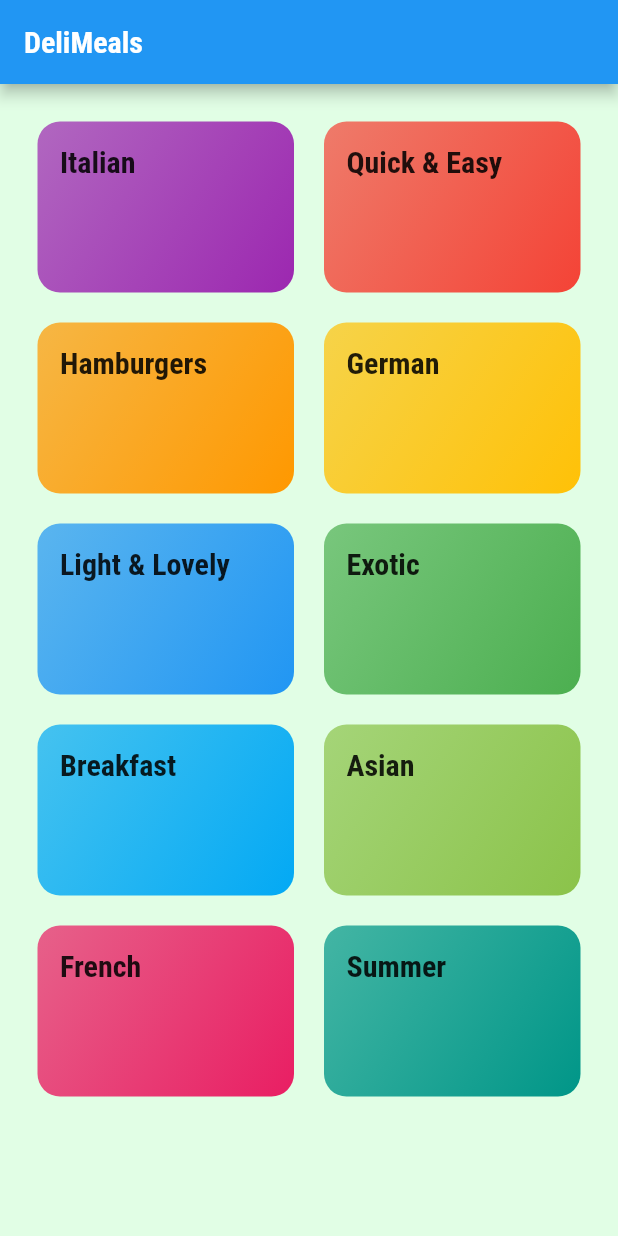
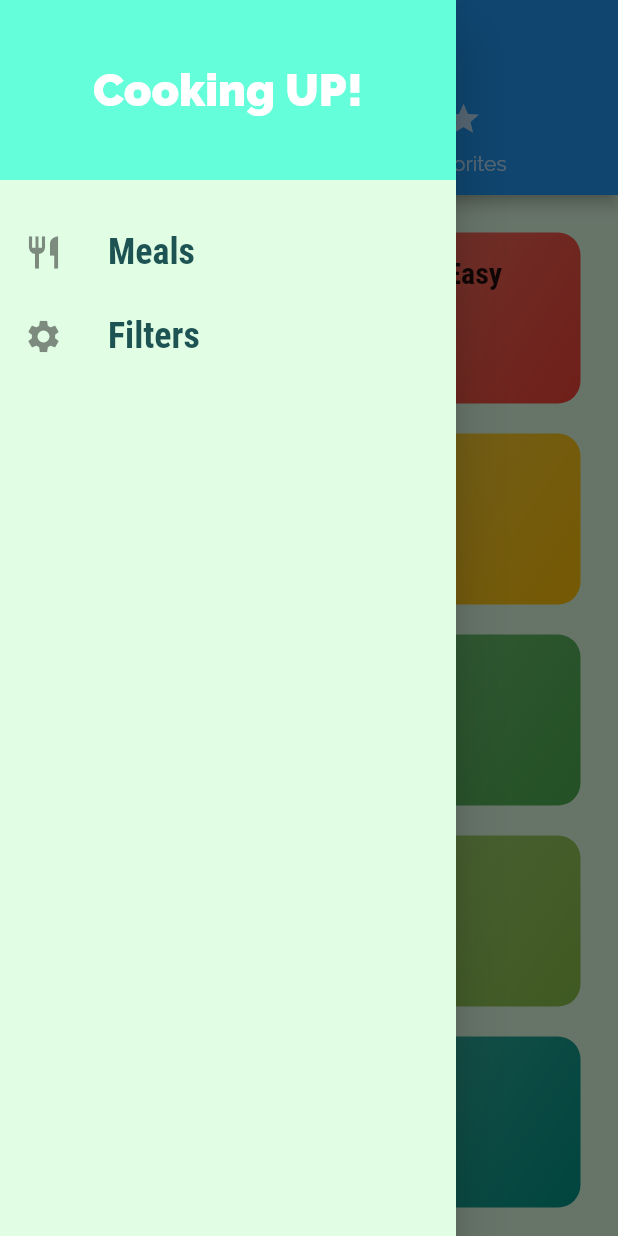
Before and after one commit to dumbun/Meals_app, a Flutter app: the screen it shows after launch, with the side drawer open (before the commit the screen has no drawer), on a phone screen of 412 x 824 dp. Run offline on Flutter 3.47's test engine with Material 2 defaults, Android fonts, the phone set to English and light mode, and no system bars; our stand-ins replace blur.

Commit message:
Day-3: add the defalt tab controler and it functonality and also added a drawer

```diff
--- a/lib/constants.dart
+++ b/lib/constants.dart
@@ -1 +1,3 @@
-const CategoryMealsScreen = "/categories-meals";
+const categoryMealsScreen = "/categories-meals";
+const mealDetailScreen = "/meal-Detail-screen";
+const fileterScreen = '/filter-screen';
--- a/lib/main.dart
+++ b/lib/main.dart
@@ -1,7 +1,10 @@
 import 'package:flutter/material.dart';
-import 'package:flutter_complete_guide/screens/categories_screen.dart';
-import 'package:flutter_complete_guide/screens/category_meals_screen.dart';
+import 'package:flutter_complete_guide/screens/filter_screen.dart';
+import './screens/categories_screen.dart';
+import './screens/category_meals_screen.dart';
+import './screens/meal_detail_screen.dart';
 import 'constants.dart';
+import 'screens/tabs_screen.dart';
 
 void main() => runApp(MyApp());
 
@@ -10,7 +13,14 @@ class MyApp extends StatelessWidget {
   Widget build(BuildContext context) {
     return MaterialApp(
       routes: {
-        CategoryMealsScreen: (context) => CategoriesMealsScreen(),
+        categoryMealsScreen: (context) => CategoriesMealsScreen(),
+        mealDetailScreen: (context) => MealDetailScreen(),
+        fileterScreen: (context) => FilterScreen(),
+      },
+      onUnknownRoute: (settings) {
+        return MaterialPageRoute(
+          builder: ((context) => CategoriesScreen()),
+        );
       },
       debugShowCheckedModeBanner: false,
       title: 'DeliMeals',
@@ -22,20 +32,21 @@ class MyApp extends StatelessWidget {
         fontFamily: 'Raleway',
         textTheme: ThemeData.light().textTheme.copyWith(
               titleLarge: TextStyle(
-                  fontSize: 20,
-                  fontFamily: 'RobotoCondensed',
-                  fontWeight: FontWeight.bold),
+                fontSize: 20,
+                fontFamily: 'RobotoCondensed',
+                fontWeight: FontWeight.bold,
+              ),
               titleMedium:
                   TextStyle(fontSize: 24, fontFamily: 'RobotoCondensed'),
               bodyMedium: TextStyle(
                 color: Color.fromRGBO(20, 51, 51, 1),
               ),
               bodyLarge: TextStyle(
-                color: Color.fromRGBO(20, 51, 51, 1),
+                color: Color.fromRGBO(29, 83, 83, 1),
               ),
             ),
       ),
-      home: CategoriesScreen(),
+      home: TabsScreen(),
     );
   }
 }
--- a/lib/screens/categories_screen.dart
+++ b/lib/screens/categories_screen.dart
@@ -7,11 +7,8 @@ class CategoriesScreen extends StatelessWidget {
 
   @override
   Widget build(BuildContext context) {
-    return Scaffold(
-      appBar: AppBar(
-        title: const Text('DeliMeals'),
-      ),
-      body: GridView(
+    return SafeArea(
+      child: GridView(
         padding: const EdgeInsets.all(25.0),
         children: DUMMY_CATEGORIES
             .map((catData) => CategoryItem(
--- a/lib/screens/category_meals_screen.dart
+++ b/lib/screens/category_meals_screen.dart
@@ -22,9 +22,11 @@ class CategoriesMealsScreen extends StatelessWidget {
         appBar: AppBar(
           title: Text(categoryTitle),
         ),
-        body: ListView.builder(
+        body: SafeArea(
+          child: ListView.builder(
             itemBuilder: (context, index) {
               return MealItem(
+                id: CategoryMeals[index].id,
                 title: CategoryMeals[index].title,
                 imageUrl: CategoryMeals[index].imageUrl,
                 duration: CategoryMeals[index].duration,
@@ -33,6 +35,7 @@ class CategoriesMealsScreen extends StatelessWidget {
               );
             },
             itemCount: CategoryMeals.length,
+          ),
         ));
   }
 }
--- /dev/null
+++ b/lib/screens/tabs_screen.dart
@@ -0,0 +1,44 @@
+import 'package:flutter/material.dart';
+import 'package:flutter_complete_guide/screens/categories_screen.dart';
+import 'package:flutter_complete_guide/screens/favourite_screen.dart';
+
+import '../widgets/main_drawer.dart';
+
+class TabsScreen extends StatefulWidget {
+  const TabsScreen({Key key}) : super(key: key);
+
+  @override
+  State<TabsScreen> createState() => _TabsScreenState();
+}
+
+class _TabsScreenState extends State<TabsScreen> {
+  @override
+  Widget build(BuildContext context) {
+    return DefaultTabController(
+      length: 2,
+      child: Scaffold(
+        appBar: AppBar(
+          title: Text("Meals"),
+          bottom: TabBar(
+            enableFeedback: true,
+            tabs: [
+              Tab(
+                icon: Icon(Icons.category),
+                text: 'Category',
+              ),
+              Tab(
+                icon: Icon(Icons.star),
+                text: 'Favorites',
+              ),
+            ],
+          ),
+        ),
+        body: TabBarView(children: [
+          CategoriesScreen(),
+          FavouriteScreen(),
+        ]),
+        drawer: MainDrawer(),
+      ),
+    );
+  }
+}
--- a/lib/widgets/category_items.dart
+++ b/lib/widgets/category_items.dart
@@ -10,7 +10,7 @@ class CategoryItem extends StatelessWidget {
 
   void selectCategory(BuildContext ctx) {
     Navigator.of(ctx)
-        .pushNamed(CategoryMealsScreen, arguments: {'id': id, 'title': title});
+        .pushNamed(categoryMealsScreen, arguments: {'id': id, 'title': title});
   }
 
   @override
--- /dev/null
+++ b/lib/widgets/main_drawer.dart
@@ -0,0 +1,60 @@
+import 'package:flutter/material.dart';
+
+import '../constants.dart';
+
+class MainDrawer extends StatelessWidget {
+  Widget buildListTile({String title, IconData icon, Function onTap}) {
+    return ListTile(
+      leading: Icon(
+        icon,
+        size: 26,
+      ),
+      title: Text(
+        title,
+        style: TextStyle(
+          fontSize: 24.0,
+          fontWeight: FontWeight.bold,
+          fontFamily: 'RobotoCondensed',
+        ),
+      ),
+      onTap: onTap,
+    );
+  }
+
+  @override
+  Widget build(BuildContext context) {
+    return Drawer(
+      child: Column(
+        children: [
+          Container(
+            height: 120.0,
+            width: double.infinity,
+            alignment: Alignment.centerLeft,
+            color: Theme.of(context).accentColor,
+            child: Center(
+              child: Text(
+                'Cooking UP!',
+                style: TextStyle(
+                  fontWeight: FontWeight.w900,
+                  fontSize: 30,
+                  color: Colors.white,
+                ),
+              ),
+            ),
+          ),
+          SizedBox(height: 20),
+          buildListTile(
+            title: 'Meals',
+            icon: Icons.restaurant,
+            onTap: () => Navigator.of(context).pushNamed('/'),
+          ),
+          buildListTile(
+            title: 'Filters',
+            icon: Icons.settings,
+            onTap: () => Navigator.of(context).pushNamed(fileterScreen),
+          ),
+        ],
+      ),
+    );
+  }
+}
```
Also changed, not shown: lib/screens/favourite_screen.dart (added, +8 -0 lines), lib/screens/filter_screen.dart (added, +10 -0 lines), lib/screens/meal_detail_screen.dart (added, +93 -0 lines), lib/widgets/meal_iteam.dart (+14 -6 lines), 1 other file. Lines whose indentation alone changed are shown as unchanged.
